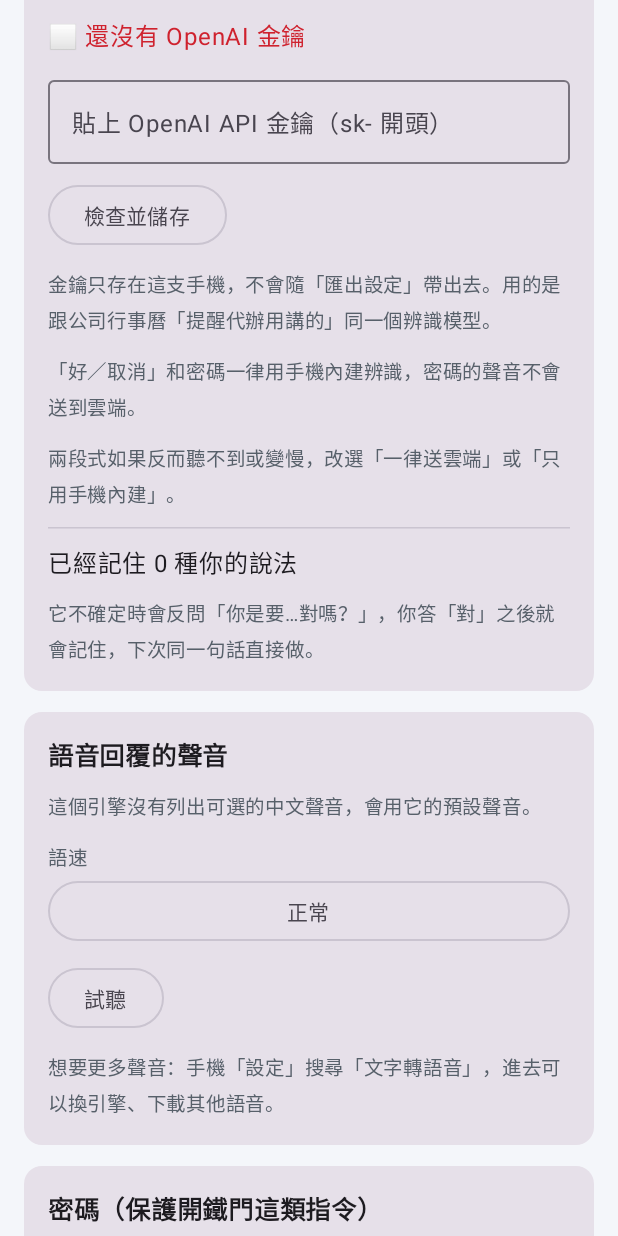
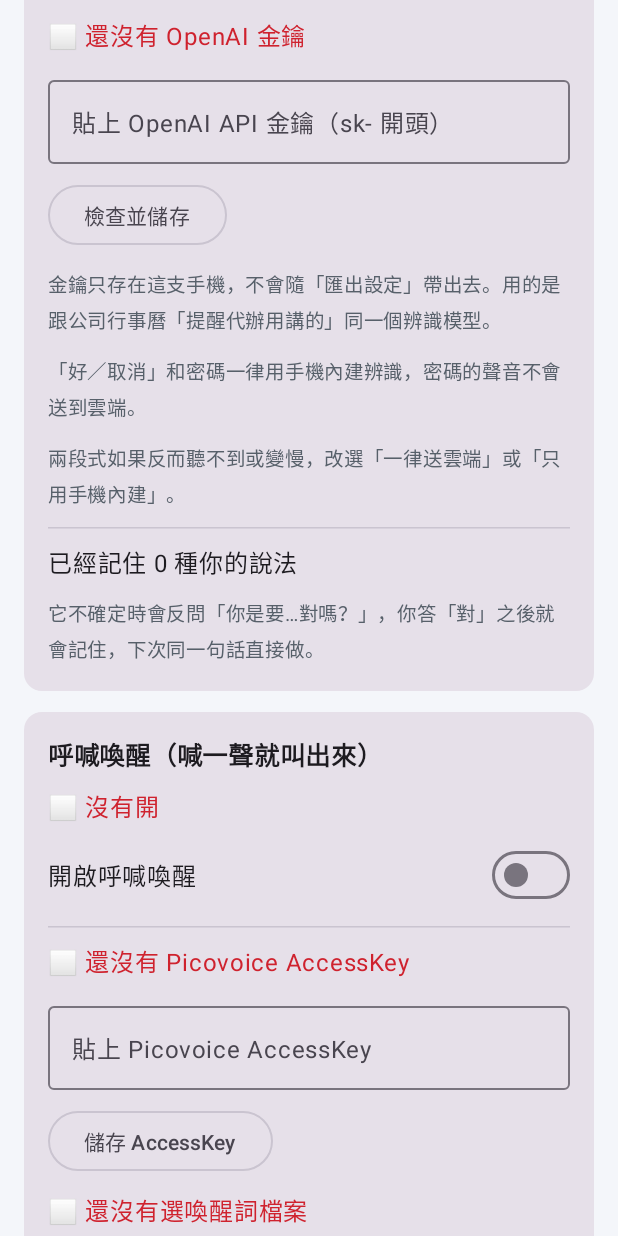
Before and after one commit to Jasonled-sketch/punch-clock-web, an Android app built with Jetpack Compose: the MainActivity screen opened directly, with no data from a screen before it, on a phone screen of 412 x 824 dp. Run offline under Robolectric (Android 15) with nearby library versions, the phone set to English and light mode, and no system bars; libraries missing offline, so code that uses them is left out: ai.picovoice.porcupine.

Commit message:
voice-assistant v0.7.0：呼喊喚醒（Porcupine 離線喚醒詞，常駐通知）
- 設定頁新增「呼喊喚醒」：貼 Picovoice AccessKey、選自己訓練的中文喚醒詞檔（.ppn）、調靈敏度、開關
- 常駐服務在手機本機聽喚醒詞；聽到後由預設助理叫出聆聽畫面（連當下畫面一起），畫面開著時先讓出麥克風
- 引擎在背景執行緒啟動（第一次要連網驗證金鑰）；金鑰或檔案不對會給看得懂的原因並自己停掉
- 開機後由助理服務嘗試接著聽；系統不准背景啟動時記錄原因，等打開設定頁再開
- 內附中文模型 porcupine_params_zh.pv（Picovoice/porcupine，Apache-2.0）

Co-Authored-By: Claude Fable 5.2 <noreply@anthropic.com>
Claude-Session: https://claude.ai/code/session_01MpXqHLA17ZTBAy1f2F43BS

```diff
--- a/voice-assistant/app/build.gradle.kts
+++ b/voice-assistant/app/build.gradle.kts
@@ -20,8 +20,8 @@ android {
         applicationId = "com.voicekey.app"
         minSdk = 29
         targetSdk = 34
-        versionCode = 7
-        versionName = "0.6.0"
+        versionCode = 8
+        versionName = "0.7.0"
     }
 
     signingConfigs {
@@ -59,6 +59,8 @@ dependencies {
     implementation("androidx.lifecycle:lifecycle-runtime-ktx:2.8.7")
     implementation("org.jetbrains.kotlinx:kotlinx-coroutines-android:1.9.0")
     implementation("io.github.biezhi:TinyPinyin:2.0.3.RELEASE")
+    // 呼喊喚醒（離線喚醒詞）。中文模型 porcupine_params_zh.pv 放在 assets，來源同一個專案（Apache-2.0）
+    implementation("ai.picovoice:porcupine-android:4.0.2")
 
     testImplementation("junit:junit:4.13.2")
 }
--- a/voice-assistant/app/src/main/java/com/voicekey/app/assist/AssistActivity.kt
+++ b/voice-assistant/app/src/main/java/com/voicekey/app/assist/AssistActivity.kt
@@ -128,6 +128,7 @@ class AssistActivity : ComponentActivity() {
     override fun onCreate(savedInstanceState: Bundle?) {
         super.onCreate(savedInstanceState)
         speaker = Speaker(this)
+        WakeService.pause()   // 聆聽畫面要用麥克風，呼喊喚醒先讓出來
         setContent { AssistScreen() }
         start()
     }
@@ -135,6 +136,7 @@ class AssistActivity : ComponentActivity() {
     override fun onNewIntent(intent: Intent) {
         super.onNewIntent(intent)
         setIntent(intent)
+        WakeService.pause()
         start()
     }
 
@@ -153,6 +155,7 @@ class AssistActivity : ComponentActivity() {
         stopListening()
         speaker.shutdown()
         runCatching { VkSession.current?.hide() }
+        WakeService.resume()
         super.onDestroy()
     }
 
--- a/voice-assistant/app/src/main/java/com/voicekey/app/data/Store.kt
+++ b/voice-assistant/app/src/main/java/com/voicekey/app/data/Store.kt
@@ -32,6 +32,10 @@ object Store {
     private const val KEY_STT_MODE = "stt_mode"
     private const val KEY_OPENAI = "openai_key"
     private const val KEY_LEARNED = "learned"
+    private const val KEY_WAKE_ON = "wake_on"
+    private const val KEY_PICO = "pico_key"
+    private const val KEY_WAKE_SENS = "wake_sens"
+    private const val KEY_WAKE_NAME = "wake_name"
     private const val LEARNED_MAX = 200
     private const val KEY_FAILS = "secret_fails"
     private const val KEY_LOCK_UNTIL = "secret_lock_until"
@@ -230,6 +234,17 @@ object Store {
 
     fun clearLearned(ctx: Context) { prefs(ctx).edit().remove(KEY_LEARNED).apply() }
 
+    // ---- 呼喊喚醒（Picovoice AccessKey 只存在這支手機）----
+
+    fun wakeEnabled(ctx: Context): Boolean = prefs(ctx).getBoolean(KEY_WAKE_ON, false)
+    fun setWakeEnabled(ctx: Context, on: Boolean) { prefs(ctx).edit().putBoolean(KEY_WAKE_ON, on).apply() }
+    fun picoKey(ctx: Context): String = prefs(ctx).getString(KEY_PICO, "").orEmpty()
+    fun setPicoKey(ctx: Context, key: String) { prefs(ctx).edit().putString(KEY_PICO, key.trim()).apply() }
+    fun wakeSensitivity(ctx: Context): Float = prefs(ctx).getFloat(KEY_WAKE_SENS, 0.5f)
+    fun setWakeSensitivity(ctx: Context, v: Float) { prefs(ctx).edit().putFloat(KEY_WAKE_SENS, v.coerceIn(0.1f, 0.9f)).apply() }
+    fun wakeName(ctx: Context): String = prefs(ctx).getString(KEY_WAKE_NAME, "").orEmpty()
+    fun setWakeName(ctx: Context, name: String) { prefs(ctx).edit().putString(KEY_WAKE_NAME, name).apply() }
+
     // ---- 語音回覆 ----
 
     fun ttsEngine(ctx: Context): String? = prefs(ctx).getString(KEY_TTS_ENGINE, null)
--- a/voice-assistant/app/src/main/java/com/voicekey/app/ui/MainActivity.kt
+++ b/voice-assistant/app/src/main/java/com/voicekey/app/ui/MainActivity.kt
@@ -257,6 +257,8 @@ class MainActivity : ComponentActivity() {
 
             Section("語音辨識（聽得更準）") { SttSettings() }
 
+            Section("呼喊喚醒（喊一聲就叫出來）") { WakeSettings() }
+
             Section("語音回覆的聲音") { VoiceSettings() }
 
             Section("密碼（保護開鐵門這類指令）") {
@@ -407,6 +409,72 @@ class MainActivity : ComponentActivity() {
                 }
             }
         }
+    }
+
+    private val pickKeyword = registerForActivityResult(ActivityResultContracts.OpenDocument()) { uri ->
+        if (uri == null) return@registerForActivityResult
+        val ok = runCatching {
+            val bytes = contentResolver.openInputStream(uri)!!.use { it.readBytes() }
+            require(bytes.size in 500..2_000_000)
+            com.voicekey.app.assist.WakeService.keywordFile(this).writeBytes(bytes)
+            val name = contentResolver.query(uri, arrayOf(android.provider.OpenableColumns.DISPLAY_NAME), null, null, null)?.use { c -> if (c.moveToFirst()) c.getString(0) else null }
+            Store.setWakeName(this, name ?: "喚醒詞檔案")
+        }.isSuccess
+        toast(if (ok) "喚醒詞檔案已存好" else "這個檔案讀不了，請選 .ppn 檔")
+        refresh++
+    }
+
+    @Composable
+    private fun WakeSettings() {
+        val W = com.voicekey.app.assist.WakeService
+        @Suppress("UNUSED_VARIABLE") val tick = refresh
+        val levels = listOf("不容易誤觸" to 0.35f, "一般" to 0.5f, "容易叫醒" to 0.7f)
+        var key by remember { mutableStateOf("") }
+        var saved by remember(refresh) { mutableStateOf(Store.picoKey(this)) }
+        var sens by remember { mutableStateOf(Store.wakeSensitivity(this)) }
+        var on by remember(refresh) { mutableStateOf(Store.wakeEnabled(this)) }
+        val hasFile = W.keywordFile(this).exists()
+
+        Text(
+            when {
+                on && W.running -> "✅ 正在聽喚醒詞"
+                on -> "⬜ 有打開但還沒在聽" + (if (W.lastError.isNotEmpty()) "：" + W.lastError else "")
+                else -> "⬜ 沒有開"
+            },
+            color = if (on && W.running) Color(0xFF1A7F37) else Color(0xFFCF222E),
+        )
+        Row(verticalAlignment = Alignment.CenterVertically) {
+            Text("開啟呼喊喚醒", Modifier.weight(1f))
+            Switch(checked = on, onCheckedChange = { want ->
+                if (!want) { Store.setWakeEnabled(this@MainActivity, false); W.stop(this@MainActivity); on = false; refresh++; return@Switch }
+                if (android.os.Build.VERSION.SDK_INT >= 33 && !granted(Manifest.permission.POST_NOTIFICATIONS)) askPermissions.launch(arrayOf(Manifest.permission.POST_NOTIFICATIONS, Manifest.permission.RECORD_AUDIO))
+                val problem = W.start(this@MainActivity)
+                if (problem.isNotEmpty()) { toast(problem); return@Switch }
+                Store.setWakeEnabled(this@MainActivity, true); on = true
+                window.decorView.postDelayed({ refresh++ }, 1500)
+            })
+        }
+        HorizontalDivider()
+        Text(if (saved.isBlank()) "⬜ 還沒有 Picovoice AccessKey" else "✅ 已存 AccessKey（結尾 ${saved.takeLast(4)}）", color = if (saved.isBlank()) Color(0xFFCF222E) else Color(0xFF1A7F37))
+        OutlinedTextField(
+            value = key, onValueChange = { key = it }, label = { Text("貼上 Picovoice AccessKey") },
+            singleLine = true, modifier = Modifier.fillMaxWidth(),
+            visualTransformation = androidx.compose.ui.text.input.PasswordVisualTransformation(),
+            keyboardOptions = KeyboardOptions(keyboardType = KeyboardType.Password),
+        )
+        OutlinedButton(onClick = {
+            if (key.trim().length < 20) toast("AccessKey 看起來不完整") else { Store.setPicoKey(this@MainActivity, key); saved = key.trim(); key = ""; toast("已存好") }
+        }) { Text("儲存 AccessKey") }
+        Text(if (hasFile) "✅ 喚醒詞檔案：${Store.wakeName(this)}" else "⬜ 還沒有選喚醒詞檔案", color = if (hasFile) Color(0xFF1A7F37) else Color(0xFFCF222E))
+        OutlinedButton(onClick = { pickKeyword.launch(arrayOf("*/*")) }) { Text(if (hasFile) "換一個喚醒詞檔案（.ppn）" else "選喚醒詞檔案（.ppn）") }
+        Picker("靈敏度（改了要關掉再開才生效）", levels.minByOrNull { kotlin.math.abs(it.second - sens) }!!.first, levels.map { it.first }) { i ->
+            sens = levels[i].second
+            Store.setWakeSensitivity(this, sens)
+        }
+        Hint("怎麼拿到這兩樣：到 Picovoice Console 註冊（免費方案）→ 首頁複製 AccessKey → 進 Porcupine，語言選「中文」，打你想喊的詞（例如「小幫手」），平台選 Android，按下載。下載的壓縮檔解開，裡面那個 .ppn 就是喚醒詞檔案。")
+        Hint("喚醒詞是在手機本機辨識，聲音不會傳出去；但通知列會一直有一則通知，螢幕上方的麥克風綠點也會常亮，會多耗一些電。")
+        Hint("三星會自動關掉背景 App：請到手機設定 → 應用程式 → 語音快捷 → 電池，選「不受限制」。")
+        Hint("要先把語音快捷設成「預設數位助理」，喊了才跳得出畫面。重開機後如果沒有自己接著聽，打開這一頁再開一次。")
     }
 
     @Composable
```
Also changed, not shown: voice-assistant/app/src/main/AndroidManifest.xml (+9 -0 lines), voice-assistant/app/src/main/java/com/voicekey/app/assist/VkServices.kt (+21 -1 lines), voice-assistant/app/src/main/java/com/voicekey/app/assist/WakeService.kt (added, +252 -0 lines), 1 other file.
